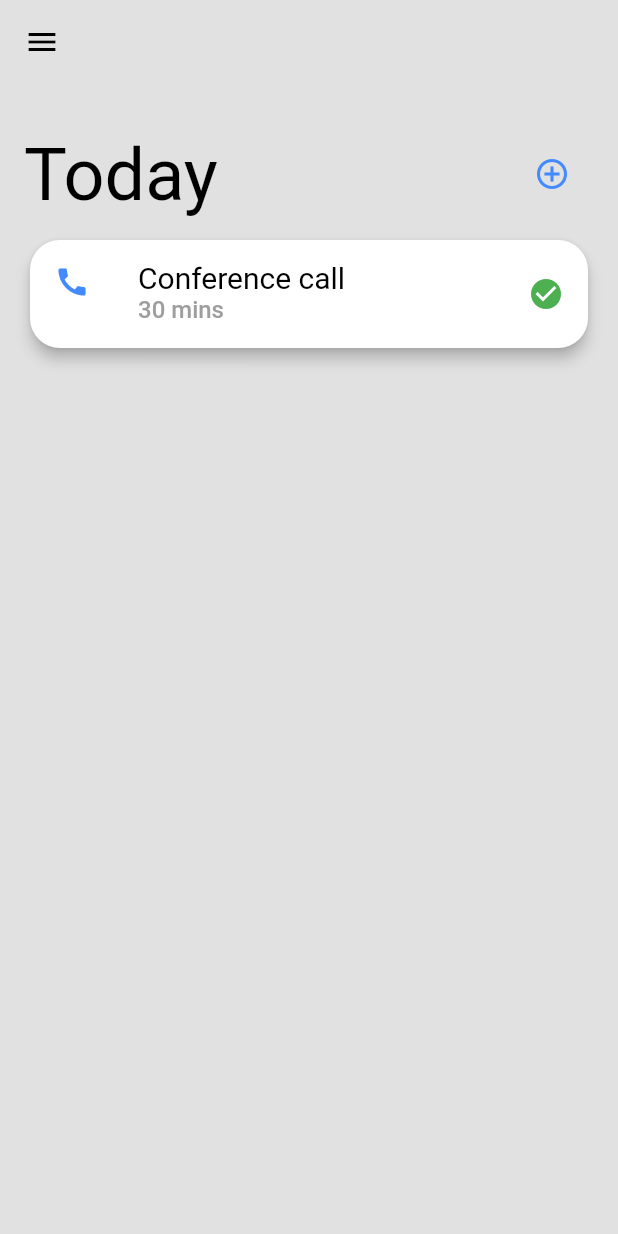
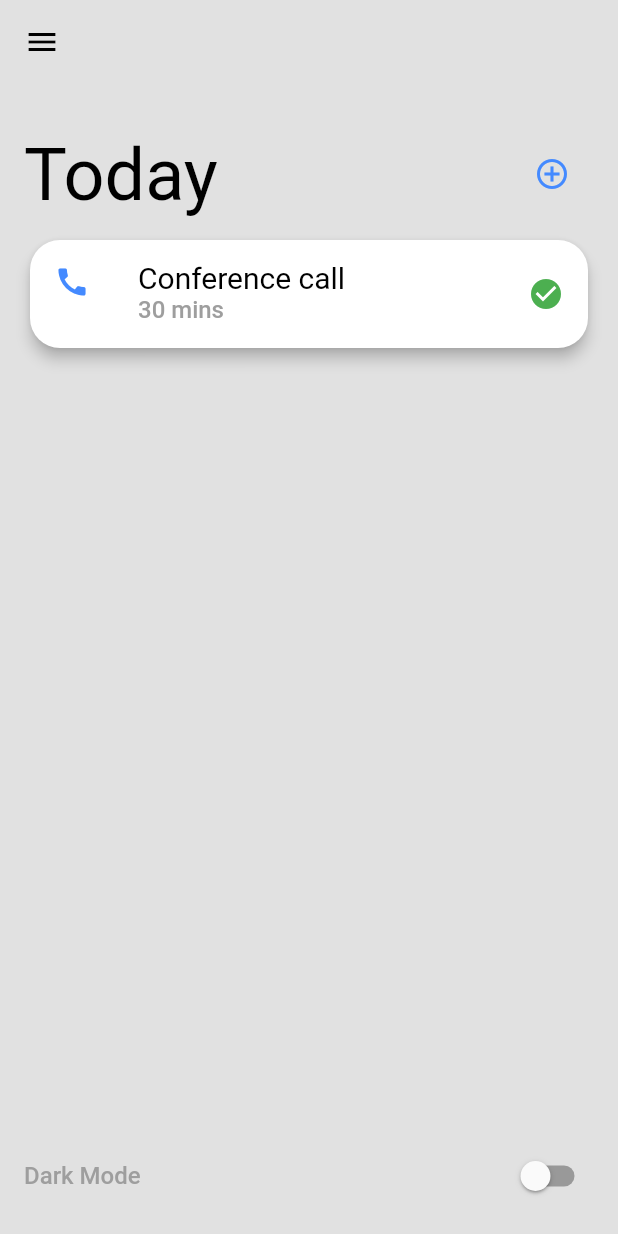
Before and after one commit to joaohhenriq/flutter-theme-change, a Flutter app: the screen it shows after launch, on a phone screen of 412 x 824 dp. Run offline on Flutter 3.47's test engine with Material 2 defaults, Android fonts, the phone set to English and light mode, and no system bars.

Commit message:
Dark mode and switch

```diff
--- a/lib/app_theme.dart
+++ b/lib/app_theme.dart
@@ -5,6 +5,7 @@ class AppTheme {
 
   static Color _iconColor = Colors.blueAccent.shade200;
 
+  //-------light-------
   static Color _lightPrimaryColor = Colors.white;
   static Color _lightPrimaryVariantColor = Color(0xFFe1e1e1);
   static Color _lightSecondaryColor = Colors.green;
@@ -22,11 +23,8 @@ class AppTheme {
         secondary: _lightSecondaryColor,
         onPrimary: _lightOnPrimaryColor,
       ),
-    iconTheme: IconThemeData(
-      color: _iconColor
-    ),
-    textTheme: _lightTextTheme
-  );
+      iconTheme: IconThemeData(color: _iconColor),
+      textTheme: _lightTextTheme);
 
   static final TextTheme _lightTextTheme = TextTheme(
     headline: _lightScreenHeadingTextStyle,
@@ -34,7 +32,44 @@ class AppTheme {
     body2: _lightScreenTaskDurationTextStyle,
   );
 
-  static final TextStyle _lightScreenHeadingTextStyle = TextStyle(fontSize: 48, color: _lightOnPrimaryColor);
-  static final TextStyle _lightScreenTaskNameTextStyle = TextStyle(fontSize: 20, color: _lightOnPrimaryColor);
-  static final TextStyle _lightScreenTaskDurationTextStyle = TextStyle(fontSize: 16, color: Colors.grey);
+  static final TextStyle _lightScreenHeadingTextStyle =
+      TextStyle(fontSize: 48, color: _lightOnPrimaryColor);
+  static final TextStyle _lightScreenTaskNameTextStyle =
+      TextStyle(fontSize: 20, color: _lightOnPrimaryColor);
+  static final TextStyle _lightScreenTaskDurationTextStyle =
+      TextStyle(fontSize: 16, color: Colors.grey);
+
+  //-------dark-------
+  static Color _darkPrimaryColor = Colors.white24;
+  static Color _darkPrimaryVariantColor = Colors.black;
+  static Color _darkSecondaryColor = Colors.white;
+  static Color _darkOnPrimaryColor = Colors.white;
+
+  static final ThemeData darkTheme = ThemeData(
+      scaffoldBackgroundColor: _darkPrimaryVariantColor,
+      appBarTheme: AppBarTheme(
+        color: _darkPrimaryVariantColor,
+        iconTheme: IconThemeData(color: _darkOnPrimaryColor),
+      ),
+      colorScheme: ColorScheme.light(
+        primary: _darkPrimaryColor,
+        primaryVariant: _darkPrimaryVariantColor,
+        secondary: _darkSecondaryColor,
+        onPrimary: _darkOnPrimaryColor,
+      ),
+      iconTheme: IconThemeData(color: _iconColor),
+      textTheme: _darkTextTheme);
+
+  static final TextTheme _darkTextTheme = TextTheme(
+    headline: _darkScreenHeadingTextStyle,
+    body1: _darkScreenTaskNameTextStyle,
+    body2: _darkScreenTaskDurationTextStyle,
+  );
+
+  static final TextStyle _darkScreenHeadingTextStyle =
+      _lightScreenHeadingTextStyle.copyWith(color: _darkOnPrimaryColor);
+  static final TextStyle _darkScreenTaskNameTextStyle =
+      _lightScreenTaskNameTextStyle.copyWith(color: _darkOnPrimaryColor);
+  static final TextStyle _darkScreenTaskDurationTextStyle =
+      _lightScreenTaskDurationTextStyle;
 }
--- a/lib/main.dart
+++ b/lib/main.dart
@@ -1,20 +1,30 @@
 import 'package:flutter/material.dart';
 import 'package:flutter_theme_change/app_theme.dart';
 import 'package:flutter_theme_change/pages/home_page.dart';
+import 'package:flutter_theme_change/provider/app_provider.dart';
+import 'package:provider/provider.dart';
 
-void main() => runApp(MyApp());
+void main() => runApp(
+  ChangeNotifierProvider<AppProvider>(
+    create: (context) => AppProvider(),
+    child: MyApp(),
+  ),
+);
 
 class MyApp extends StatelessWidget {
   // This widget is the root of your application.
   @override
   Widget build(BuildContext context) {
-    return MaterialApp(
-      title: 'Flutter Demo',
-      theme: AppTheme.lightTheme,
-      darkTheme: ThemeData(
-        primarySwatch: Colors.green
-      ),
-      home: HomePage()
+    return Consumer<AppProvider>(
+      builder: (context, appProvider, child){
+        return MaterialApp(
+            title: 'Flutter Demo',
+            theme: AppTheme.lightTheme,
+            darkTheme: AppTheme.darkTheme,
+            themeMode: appProvider.isDarkModeOn ? ThemeMode.dark : ThemeMode.light,
+            home: HomePage()
+        );
+      },
     );
   }
 }
--- a/lib/pages/home_page.dart
+++ b/lib/pages/home_page.dart
@@ -1,4 +1,6 @@
 import 'package:flutter/material.dart';
+import 'package:flutter_theme_change/provider/app_provider.dart';
+import 'package:provider/provider.dart';
 
 class HomePage extends StatelessWidget {
   @override
@@ -29,17 +31,49 @@ class HomePage extends StatelessWidget {
           Padding(
             padding: EdgeInsets.only(top: 16),
             child: Card(
+              color: Theme.of(context).colorScheme.primary,
               shape: RoundedRectangleBorder(
                 borderRadius: BorderRadius.circular(20),
               ),
               elevation: 4,
               margin: EdgeInsets.symmetric(horizontal: 20),
               child: ListTile(
-                leading: Icon(Icons.call, color: Theme.of(context).iconTheme.color,),
-                title: Text("Conference call", style: Theme.of(context).textTheme.body1,),
-                subtitle: Text("30 mins", style: Theme.of(context).textTheme.body2,),
-                trailing: Icon(Icons.check_circle, color: Theme.of(context).colorScheme.secondary,),
+                leading: Icon(
+                  Icons.call,
+                  color: Theme.of(context).iconTheme.color,
+                ),
+                title: Text(
+                  "Conference call",
+                  style: Theme.of(context).textTheme.body1,
+                ),
+                subtitle: Text(
+                  "30 mins",
+                  style: Theme.of(context).textTheme.body2,
+                ),
+                trailing: Icon(
+                  Icons.check_circle,
+                  color: Theme.of(context).colorScheme.secondary,
+                ),
               ),
+            ),
+          ),
+          Spacer(),
+          Padding(
+            padding: EdgeInsets.all(16),
+            child: Row(
+              children: <Widget>[
+                Text(
+                  "Dark Mode",
+                  style: Theme.of(context).textTheme.body2,
+                ),
+                Spacer(),
+                Switch(
+                  value: Provider.of<AppProvider>(context).isDarkModeOn,
+                  onChanged: (booleanValue){
+                    Provider.of<AppProvider>(context).updateTheme(booleanValue);
+                  },
+                )
+              ],
             ),
           )
         ],
--- /dev/null
+++ b/lib/provider/app_provider.dart
@@ -0,0 +1,11 @@
+import 'package:flutter/material.dart';
+
+class AppProvider extends ChangeNotifier {
+
+  bool isDarkModeOn = false;
+
+  void updateTheme(bool isDartModeOn){
+    this.isDarkModeOn = isDartModeOn;
+    notifyListeners();
+  }
+}
--- a/pubspec.yaml
+++ b/pubspec.yaml
@@ -23,6 +23,7 @@ dependencies:
   # The following adds the Cupertino Icons font to your application.
   # Use with the CupertinoIcons class for iOS style icons.
   cupertino_icons: ^0.1.2
+  provider:
 
 dev_dependencies:
   flutter_test:
```
Also changed, not shown: pubspec.lock. Lines whose indentation alone changed are shown as unchanged.
